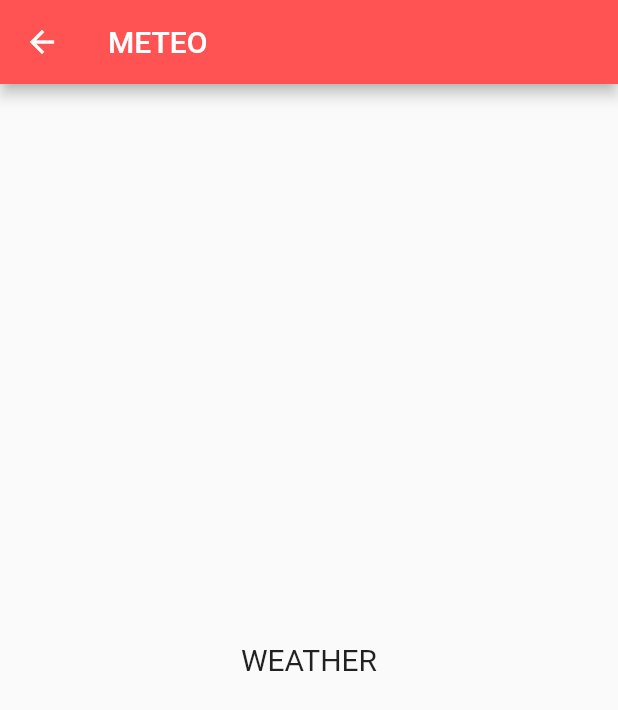
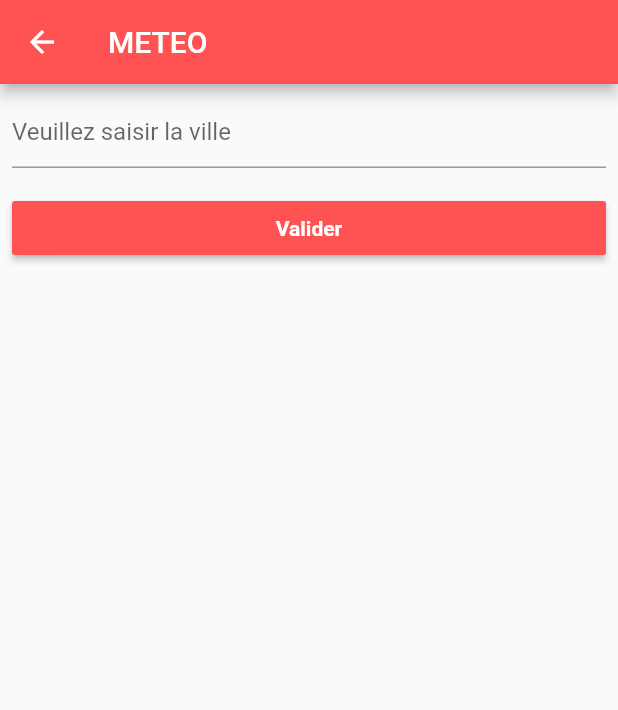
Before and after one commit to jordie-droid/MobileMiror, a Flutter app: the Weather screen opened directly, on a phone screen of 412 x 824 dp. Shown: the top 710 px of the screen. Run offline on Flutter 3.47's test engine with Material 2 defaults, Android fonts, the light colour scheme and no system bars.

Commit message:
feat: add weather details

```diff
--- a/lib/weather.dart
+++ b/lib/weather.dart
@@ -1,11 +1,53 @@
 import 'package:flutter/material.dart';
 
-class Weather extends StatelessWidget {
+class Weather extends StatefulWidget {
+  @override
+  _WeatherState createState() => _WeatherState();
+}
+
+class _WeatherState extends State<Weather> {
+  String city = "";
+
   @override
   Widget build(BuildContext context) {
     return Scaffold(
-      appBar: AppBar(title:Text("METEO", style:TextStyle(fontSize: 20)),backgroundColor: Colors.redAccent),
-      body: Center(child: Text("WEATHER", style:TextStyle(fontSize: 20))),
+      appBar: AppBar(
+          title: Text("METEO", style: TextStyle(fontSize: 20)),
+          backgroundColor: Colors.redAccent),
+      body: Column(
+        children: <Widget>[
+          Container(
+            child: Padding(
+              padding: const EdgeInsets.all(8.0),
+              child: TextField(
+                decoration:
+                    InputDecoration(hintText: "Veuillez saisir la ville"),
+                onChanged: (value) {
+                  setState(() {
+                    city = value;
+                  });
+                },
+              ),
+            ),
+          ),
+          Container(
+              width: double.infinity,
+              child: Padding(
+                padding: const EdgeInsets.all(8.0),
+                child: RaisedButton(
+                  onPressed: () {
+                    Navigator.push(context, MaterialPageRoute(builder: WeatherDetails()));
+                  },
+                  child: Text(
+                    "Valider",
+                    style: TextStyle(fontWeight: FontWeight.bold),
+                  ),
+                  color: Colors.redAccent,
+                  textColor: Colors.white,
+                ),
+              ))
+        ],
+      ),
     );
   }
 }
```
Also changed, not shown: lib/quiz.dart (+101 -2 lines), lib/weather_details.dart (added).
